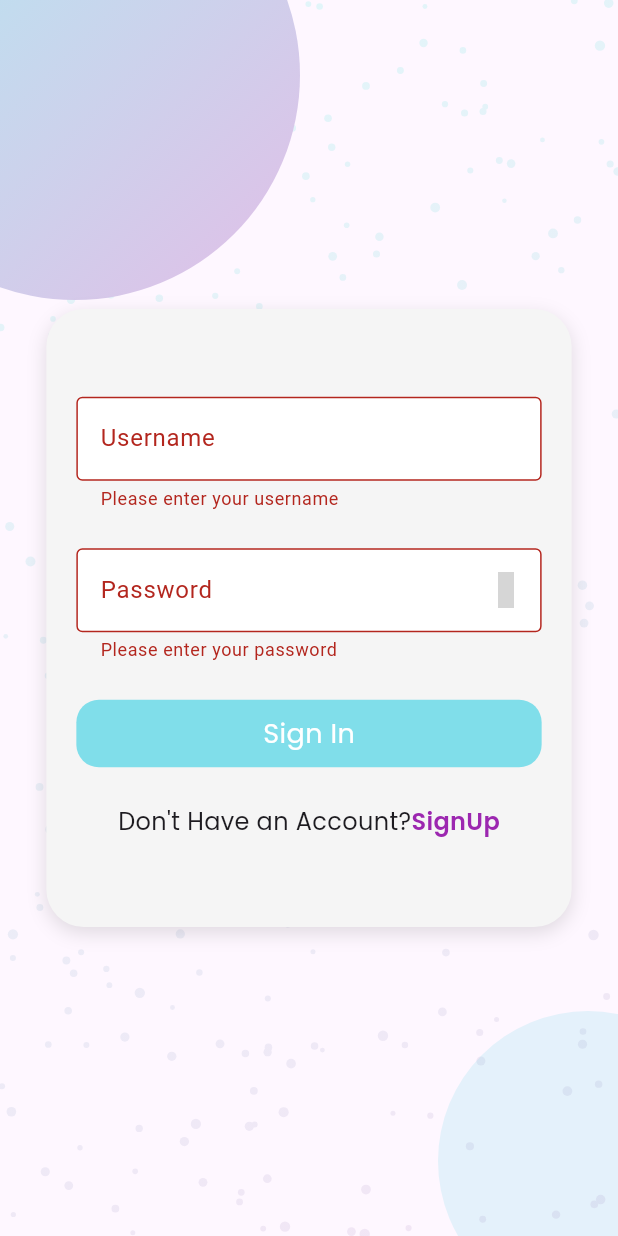
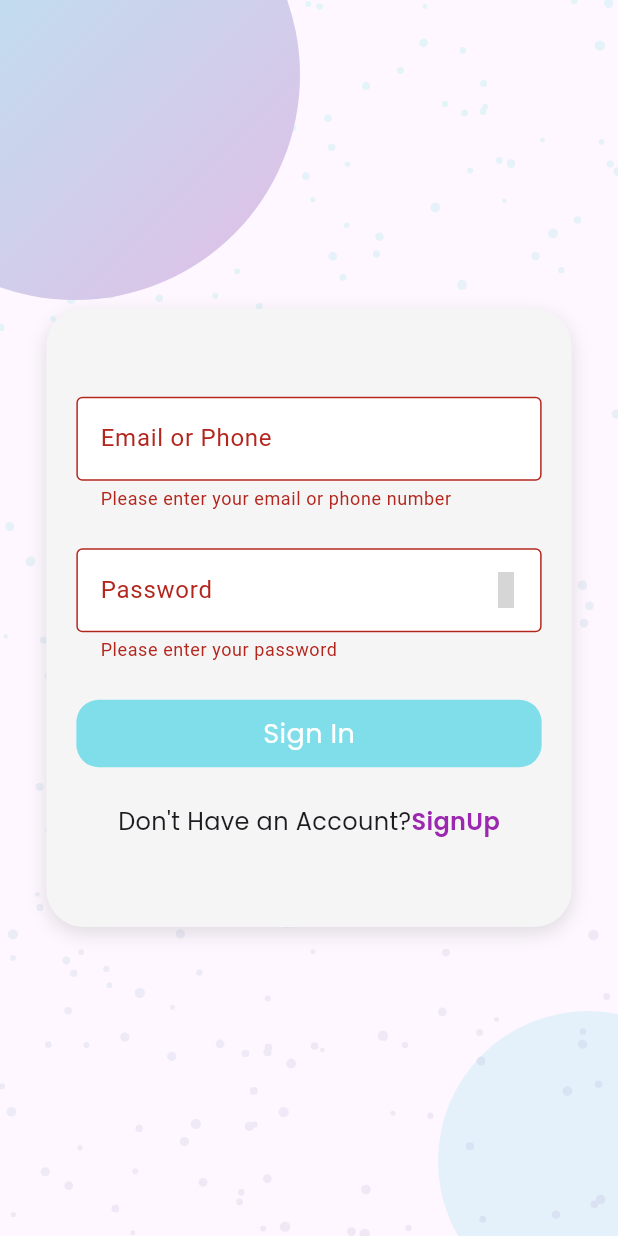
Before and after one commit to AncilMedia/AdminPanel, a Flutter app: the screen it shows after launch, after a tap on "Sign In", on a phone screen of 412 x 824 dp. Run offline on Flutter 3.47's test engine with Material 3 defaults, Android fonts, the phone set to English and light mode, and no system bars; our stand-ins replace google_fonts, iconsax, lottie, shared_preferences; missing offline and left inert: dart:html; network calls fail; project files that could hold a hidden picture were left out; grey boxes are pictures that could not be loaded.

Commit message:
User registration

```diff
--- a/lib/Controller/Login_controller.dart
+++ b/lib/Controller/Login_controller.dart
@@ -1,10 +1,101 @@
+// // import 'dart:convert';
+// // import 'package:http/http.dart' as http;
+// // import 'package:shared_preferences/shared_preferences.dart';
+// // import '../environmental variables.dart';
+// //
+// // class AuthService {
+// //
+// //   Future<Map<String, dynamic>> login(String username, String password) async {
+// //     try {
+// //       final response = await http.post(
+// //         Uri.parse("$baseUrl/api/auth/login"),
+// //         headers: {'Content-Type': 'application/json'},
+// //         body: jsonEncode({'username': username, 'password': password}),
+// //       );
+// //
+// //       print("Status: ${response.statusCode}");
+// //       print("Body: ${response.body}");
+// //
+// //       Map<String, dynamic>? responseData;
+// //
+// //       try {
+// //         responseData = jsonDecode(response.body);
+// //       } catch (e) {
+// //         print("JSON decode error: $e");
+// //       }
+// //
+// //       if (response.statusCode == 200 && responseData != null) {
+// //         final prefs = await SharedPreferences.getInstance();
+// //         await prefs.setString('accessToken', responseData['accessToken']);
+// //         await prefs.setString('refreshToken', responseData['refreshToken']);
+// //       }
+// //
+// //       return {
+// //         'status': response.statusCode,
+// //         'body': response.body,
+// //         'parsed': responseData,
+// //       };
+// //     } catch (e) {
+// //       print("Login error: $e");
+// //       return {
+// //         'status': 500,
+// //         'body': 'Login exception',
+// //         'parsed': {'error': 'Unexpected error'},
+// //       };
+// //     }
+// //   }
+// //
+// //   Future<String?> refreshAccessToken() async {
+// //     final prefs = await SharedPreferences.getInstance();
+// //     final refreshToken = prefs.getString('refreshToken');
+// //     if (refreshToken == null) return null;
+// //
+// //     final response = await http.post(
+// //       Uri.parse("$baseUrl/api/auth/refresh-token"),
+// //       headers: {'Content-Type': 'application/json'},
+// //       body: jsonEncode({'token': refreshToken}),
+// //     );
+// //
+// //     if (response.statusCode == 200) {
+// //       final data = jsonDecode(response.body);
+// //       await prefs.setString('accessToken', data['accessToken']);
+// //       await prefs.setString('refreshToken', data['refreshToken']);
+// //       return data['accessToken'];
+// //     } else {
+// //       return null;
+// //     }
+// //   }
+// //
+// //   Future<void> logout() async {
+// //     final prefs = await SharedPreferences.getInstance();
+// //     final refreshToken = prefs.getString('refreshToken');
+// //
+// //     if (refreshToken != null) {
+// //       await http.post(
+// //         Uri.parse("$baseUrl/api/auth/logout"),
+// //         headers: {'Content-Type': 'application/json'},
+// //         body: jsonEncode({'token': refreshToken}),
+// //       );
+// //     }
+// //
+// //     await prefs.clear();
+// //   }
+// //
+// //   Future<void> testPrefs() async {
+// //     final prefs = await SharedPreferences.getInstance();
+// //     await prefs.setString('test', 'value');
+// //     print("Test value set: ${prefs.getString('test')}");
+// //   }
+// // }
+//
+//
+//
 // import 'dart:convert';
 // import 'package:http/http.dart' as http;
 // import 'package:shared_preferences/shared_preferences.dart';
 // import '../environmental variables.dart';
 //
 // class AuthService {
-//
 //   Future<Map<String, dynamic>> login(String username, String password) async {
 //     try {
 //       final response = await http.post(
@@ -28,6 +119,12 @@
 //         final prefs = await SharedPreferences.getInstance();
 //         await prefs.setString('accessToken', responseData['accessToken']);
 //         await prefs.setString('refreshToken', responseData['refreshToken']);
+//
+//         // Optionally store user info if returned
+//         if (responseData.containsKey('user')) {
+//           await prefs.setString('userRole', responseData['user']['role']);
+//           await prefs.setString('username', responseData['user']['username']);
+//         }
 //       }
 //
 //       return {
@@ -96,12 +193,13 @@ import 'package:shared_preferences/shared_preferences.dart';
 import '../environmental variables.dart';
 
 class AuthService {
-  Future<Map<String, dynamic>> login(String username, String password) async {
+  /// Login using email or phone as identifier
+  Future<Map<String, dynamic>> login(String identifier, String password) async {
     try {
       final response = await http.post(
         Uri.parse("$baseUrl/api/auth/login"),
         headers: {'Content-Type': 'application/json'},
-        body: jsonEncode({'username': username, 'password': password}),
+        body: jsonEncode({'identifier': identifier, 'password': password}),
       );
 
       print("Status: ${response.statusCode}");
@@ -122,8 +220,8 @@ class AuthService {
 
         // Optionally store user info if returned
         if (responseData.containsKey('user')) {
-          await prefs.setString('userRole', responseData['user']['role']);
-          await prefs.setString('username', responseData['user']['username']);
+          await prefs.setString('userRole', responseData['user']['role'] ?? '');
+          await prefs.setString('username', responseData['user']['username'] ?? '');
         }
       }
 
@@ -142,6 +240,7 @@ class AuthService {
     }
   }
 
+  /// Refresh access token using refresh token
   Future<String?> refreshAccessToken() async {
     final prefs = await SharedPreferences.getInstance();
     final refreshToken = prefs.getString('refreshToken');
@@ -163,6 +262,7 @@ class AuthService {
     }
   }
 
+  /// Clear tokens and logout user
   Future<void> logout() async {
     final prefs = await SharedPreferences.getInstance();
     final refreshToken = prefs.getString('refreshToken');
@@ -178,6 +278,7 @@ class AuthService {
     await prefs.clear();
   }
 
+  /// Debug helper
   Future<void> testPrefs() async {
     final prefs = await SharedPreferences.getInstance();
     await prefs.setString('test', 'value');
--- a/lib/Controller/Signup_controller.dart
+++ b/lib/Controller/Signup_controller.dart
@@ -1,3 +1,68 @@
+// // import 'dart:convert';
+// // import 'package:ancilmediaadminpanel/environmental variables.dart';
+// // import 'package:http/http.dart' as http;
+// //
+// // class SignupController {
+// //   static Future<Map<String, dynamic>> signup({
+// //     required String username,
+// //     required String email,
+// //     required String password,
+// //   }) async {
+// //     final Uri url = Uri.parse("$baseUrl/api/auth/register");
+// //
+// //     try {
+// //       final response = await http.post(
+// //         url,
+// //         headers: {'Content-Type': 'application/json'},
+// //         body: jsonEncode({
+// //           'username': username,
+// //           'email': email,
+// //           'password': password,
+// //         }),
+// //       ).timeout(const Duration(seconds: 10));
+// //
+// //       print('Signup Response status: ${response.statusCode}');
+// //       print('Signup Response body: ${response.body}');
+// //
+// //       final data = jsonDecode(response.body);
+// //
+// //       if (response.statusCode == 201) {
+// //         return {
+// //           'success': true,
+// //           'data': data,
+// //           'status': response.statusCode,
+// //         };
+// //       } else if (response.statusCode == 400) {
+// //         return {
+// //           'success': false,
+// //           'message': data['error'] ?? 'Invalid input data.',
+// //           'status': 400,
+// //         };
+// //       } else if (response.statusCode == 409) {
+// //         return {
+// //           'success': false,
+// //           'message': data['error'] ?? 'User already exists. Please login.',
+// //           'status': 409,
+// //         };
+// //       } else {
+// //         return {
+// //           'success': false,
+// //           'message': data['error'] ?? 'Signup failed',
+// //           'status': response.statusCode,
+// //         };
+// //       }
+// //     } catch (e) {
+// //       print('Signup Error: $e');
+// //       return {
+// //         'success': false,
+// //         'message': 'Unexpected error occurred. Please try again later.',
+// //         'status': 500,
+// //       };
+// //     }
+// //   }
+// // }
+//
+//
 // import 'dart:convert';
 // import 'package:ancilmediaadminpanel/environmental variables.dart';
 // import 'package:http/http.dart' as http;
@@ -15,8 +80,8 @@
 //         url,
 //         headers: {'Content-Type': 'application/json'},
 //         body: jsonEncode({
-//           'username': username,
-//           'email': email,
+//           'username': username.trim(),
+//           'email': email.trim(),
 //           'password': password,
 //         }),
 //       ).timeout(const Duration(seconds: 10));
@@ -26,30 +91,26 @@
 //
 //       final data = jsonDecode(response.body);
 //
-//       if (response.statusCode == 201) {
-//         return {
-//           'success': true,
-//           'data': data,
-//           'status': response.statusCode,
-//         };
-//       } else if (response.statusCode == 400) {
-//         return {
-//           'success': false,
-//           'message': data['error'] ?? 'Invalid input data.',
-//           'status': 400,
-//         };
-//       } else if (response.statusCode == 409) {
-//         return {
-//           'success': false,
-//           'message': data['error'] ?? 'User already exists. Please login.',
-//           'status': 409,
-//         };
-//       } else {
-//         return {
-//           'success': false,
-//           'message': data['error'] ?? 'Signup failed',
-//           'status': response.statusCode,
-//         };
+//       switch (response.statusCode) {
+//         case 201:
+//           return {
+//             'success': true,
+//             'data': data,
+//             'status': 201,
+//           };
+//         case 400:
+//         case 409:
+//           return {
+//             'success': false,
+//             'message': data['error'] ?? 'Invalid input or user exists.',
+//             'status': response.statusCode,
+//           };
+//         default:
+//           return {
+//             'success': false,
+//             'message': data['error'] ?? 'Signup failed. Please try again.',
+//             'status': response.statusCode,
+//           };
 //       }
 //     } catch (e) {
 //       print('Signup Error: $e');
@@ -61,7 +122,7 @@
 //     }
 //   }
 // }
-
+//
 
 import 'dart:convert';
 import 'package:ancilmediaadminpanel/environmental variables.dart';
@@ -71,6 +132,7 @@ class SignupController {
   static Future<Map<String, dynamic>> signup({
     required String username,
     required String email,
+    required String phone,     // <-- ADD THIS
     required String password,
   }) async {
     final Uri url = Uri.parse("$baseUrl/api/auth/register");
@@ -82,6 +144,7 @@ class SignupController {
         body: jsonEncode({
           'username': username.trim(),
           'email': email.trim(),
+          'phone': phone.trim(),      // <-- ADD THIS
           'password': password,
         }),
       ).timeout(const Duration(seconds: 10));
--- a/lib/View/Login_page.dart
+++ b/lib/View/Login_page.dart
@@ -19,7 +19,7 @@ class LoginPage extends StatefulWidget {
 
 class _LoginPageState extends State<LoginPage>
     with SingleTickerProviderStateMixin {
-  final usernameController = TextEditingController();
+  final identifierController = TextEditingController(); // Updated
   final passwordController = TextEditingController();
   final _formKey = GlobalKey<FormState>();
   bool obscureText = true;
@@ -40,7 +40,6 @@ class _LoginPageState extends State<LoginPage>
     final refreshToken = prefs.getString('refreshToken');
 
     if (accessToken != null && accessToken.isNotEmpty) {
-      print("Access token found. Navigating to MainLayout...");
       if (context.mounted) {
         Navigator.pushReplacement(
           context,
@@ -48,7 +47,6 @@ class _LoginPageState extends State<LoginPage>
         );
       }
     } else if (refreshToken != null && refreshToken.isNotEmpty) {
-      print("Only refresh token found. Attempting to refresh...");
       final newAccessToken = await AuthService().refreshAccessToken();
       if (newAccessToken != null) {
         if (context.mounted) {
@@ -57,11 +55,7 @@ class _LoginPageState extends State<LoginPage>
             MaterialPageRoute(builder: (_) => const MainLayout()),
           );
         }
-      } else {
-        print("Refresh token expired or invalid.");
       }
-    } else {
-      print("No tokens found. Stay on login page.");
     }
   }
 
@@ -84,7 +78,7 @@ class _LoginPageState extends State<LoginPage>
 
   @override
   void dispose() {
-    usernameController.dispose();
+    identifierController.dispose(); // Updated
     passwordController.dispose();
     _controller.dispose();
     super.dispose();
@@ -95,10 +89,10 @@ class _LoginPageState extends State<LoginPage>
       _isLoading = true;
     });
 
-    final username = usernameController.text.trim();
+    final identifier = identifierController.text.trim(); // Updated
     final password = passwordController.text;
 
-    final result = await AuthService().login(username, password);
+    final result = await AuthService().login(identifier, password); // Updated
 
     setState(() {
       _isLoading = false;
@@ -168,7 +162,6 @@ class _LoginPageState extends State<LoginPage>
             ),
           ),
 
-          // Animated Splash Painter (only on wide screens)
           if (isWideScreen)
             AnimatedBuilder(
               animation: _controller,
@@ -207,18 +200,18 @@ class _LoginPageState extends State<LoginPage>
                 child: Column(
                   mainAxisAlignment: MainAxisAlignment.center,
                   children: [
-                    // Username Field
+                    // Identifier Field (email or phone)
                     TextFormField(
-                      controller: usernameController,
+                      controller: identifierController,
                       decoration: const InputDecoration(
                         border: OutlineInputBorder(),
-                        labelText: 'Username',
+                        labelText: 'Email or Phone', // Updated
                         filled: true,
                         fillColor: Colors.white,
                       ),
                       validator: (value) {
                         if (value == null || value.isEmpty) {
-                          return 'Please enter your username';
+                          return 'Please enter your email or phone number';
                         }
                         return null;
                       },
@@ -257,6 +250,7 @@ class _LoginPageState extends State<LoginPage>
                       },
                     ),
                     const SizedBox(height: 25),
+
                     _isLoading
                         ? SizedBox(
                       height: 50,
@@ -278,9 +272,8 @@ class _LoginPageState extends State<LoginPage>
                           }
                         },
                         child: Container(
-                                padding: const EdgeInsets.symmetric(
-                                  horizontal: 16,
-                                ),
+                          padding:
+                          const EdgeInsets.symmetric(horizontal: 16),
                           constraints: BoxConstraints(
                             minWidth: 120,
                             maxWidth: screenWidth < 600
@@ -313,25 +306,24 @@ class _LoginPageState extends State<LoginPage>
                         Text(
                           "Don't Have an Account?",
                           style: GoogleFonts.poppins(
-                            textStyle: TextStyle(fontSize: 16),
+                            textStyle: const TextStyle(fontSize: 16),
                           ),
                         ),
                         MouseRegion(
                           cursor: SystemMouseCursors.click,
                           child: GestureDetector(
                             onTap: () {
-                              print("Pressed signup in login");
                               Navigator.push(
                                 context,
                                 MaterialPageRoute(
-                                  builder: (context) => SignupPage(),
+                                  builder: (context) => const SignupPage(),
                                 ),
                               );
                             },
                             child: Text(
                               "SignUp",
                               style: GoogleFonts.poppins(
-                                textStyle: TextStyle(
+                                textStyle: const TextStyle(
                                   fontSize: 16,
                                   color: Colors.purple,
                                   fontWeight: FontWeight.w600,
```
Also changed, not shown: lib/View/Register_page.dart (+28 -2 lines). Lines whose indentation alone changed are shown as unchanged.
